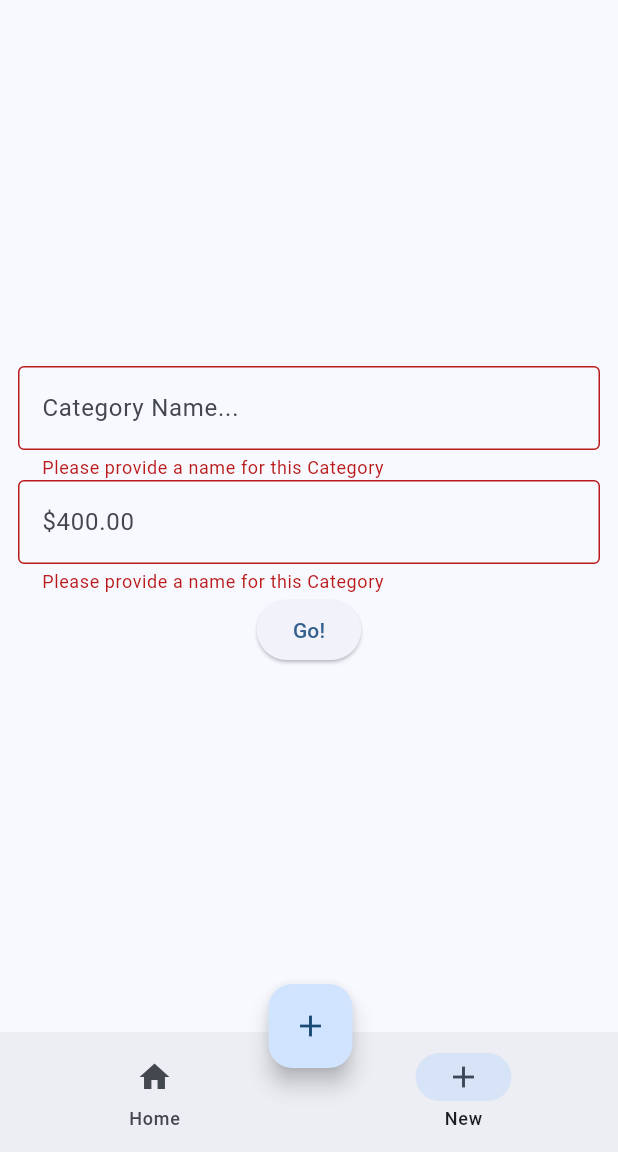
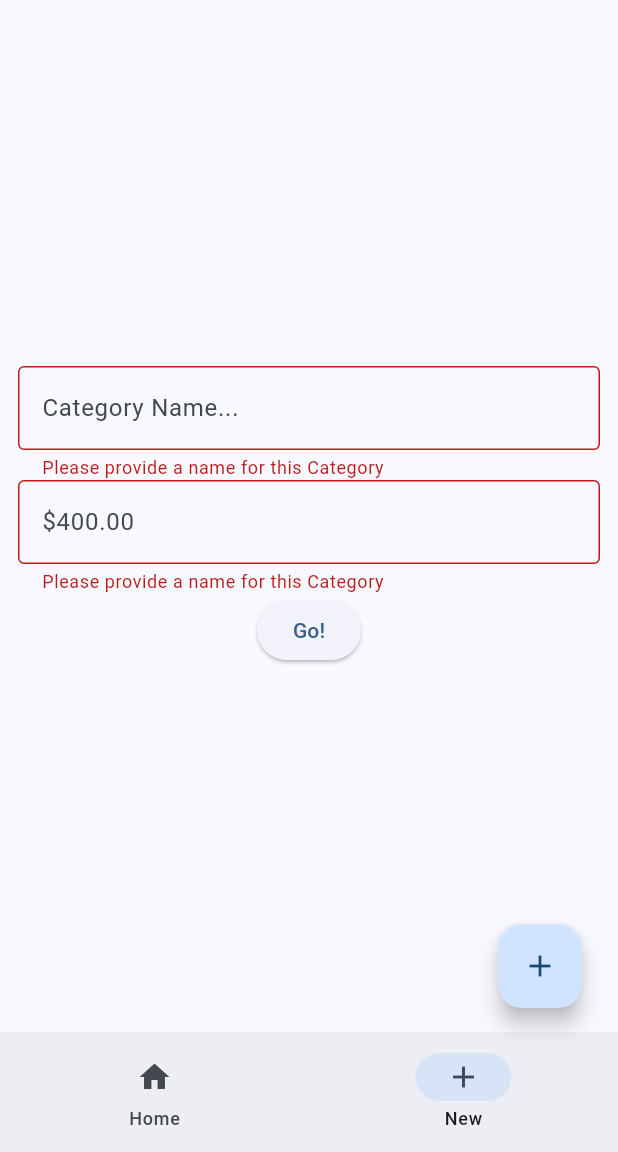
Before and after one commit to treknuts/centsei, a Flutter app: the screen it shows after launch, item 2 of the bottom bar chosen, after a tap on "Go!", on a phone screen of 412 x 824 dp, the part 84-1236 px from its top. Run offline on Flutter 3.47's test engine with Material 3 defaults, Android fonts, the phone set to English and light mode, and no system bars; our stand-ins replace sqflite; accounts and stored records are empty.

```diff
--- a/lib/database/Database.dart
+++ b/lib/database/Database.dart
@@ -1,8 +1,9 @@
 import 'dart:async';
 import 'package:centsei/models/category.dart';
-import 'package:flutter/widgets.dart';
 import 'package:path/path.dart';
 import 'package:sqflite/sqflite.dart';
+import 'package:uuid/parsing.dart';
+import 'package:uuid/uuid.dart';
 import 'package:uuid/v4.dart';
 
 class CentseiDatabase {
@@ -30,12 +31,11 @@ class CentseiDatabase {
 
     return [
       for (final {
-        'id': id as UuidV4,
+        'id': id as String,
         'title': title as String,
         'target': target as double,
-        'actual': actual as double,
       } in categoryMaps)
-        Category(title, target),
+        Category(UuidV4(), title, target),
     ];
   }
 
--- a/lib/main.dart
+++ b/lib/main.dart
@@ -2,7 +2,6 @@ import 'package:centsei/database/Database.dart';
 import 'package:centsei/models/category.dart';
 import 'package:flutter/material.dart';
 import 'package:intl/intl.dart';
-import 'package:path/path.dart';
 import 'package:provider/provider.dart';
 import 'package:centsei/widgets/pages/create_category_page.dart';
 import 'package:centsei/app_state.dart';
@@ -42,27 +41,25 @@ class MyHomePage extends StatefulWidget {
 
 class _MyHomePageState extends State<MyHomePage> {
   var selectedIndex = 0;
+  final CentseiDatabase database = CentseiDatabase();
 
   @override
   Widget build(BuildContext context) {
     Widget page;
 
-    double mWidth = MediaQuery.of(context).size.width;
-    double mHeight = MediaQuery.of(context).size.height;
-
     switch (selectedIndex) {
       case 0:
-        page = Home();
+        page = Home(database: database);
         break;
       case 1:
-        page = CreateCategory();
+        page = CreateCategory(database: database);
         break;
       default:
         throw UnimplementedError("No page implemented for $selectedIndex");
     }
     return Scaffold(
       floatingActionButton: Padding(
-        padding: EdgeInsets.only(right: (mWidth / 2) - 45, bottom: 40),
+        padding: EdgeInsets.only(right: 8, bottom: 80),
         child: FloatingActionButton(
           child: Icon(Icons.add),
           onPressed: () {
@@ -116,28 +113,38 @@ class _MyHomePageState extends State<MyHomePage> {
 }
 
 class Home extends StatefulWidget {
+  final CentseiDatabase database;
+  const Home({super.key, required this.database});
+
   @override
   State<Home> createState() => _HomeState();
 }
 
 class _HomeState extends State<Home> {
-  final CentseiDatabase database = CentseiDatabase();
   late Future<List<Category>> _categories;
   final formatCurrency = NumberFormat.simpleCurrency();
 
   @override
   void initState() {
+    _categories = widget.database.categories();
     super.initState();
-    _categories = database.categories();
   }
 
   @override
   Widget build(BuildContext context) {
     return Center(
-      child: FutureBuilder(
+      child: FutureBuilder<List<Category>>(
         future: _categories,
+        initialData: <Category>[],
         builder: (context, snapshot) {
-          if (snapshot.connectionState == ConnectionState.done) {
+          switch(snapshot.connectionState) {
+            case ConnectionState.waiting:
+              return CircularProgressIndicator();
+            case ConnectionState.done:
+            default:
+              if (snapshot.hasError){
+                return Text('Uh oh! ${snapshot.error}');
+              } else if (snapshot.hasData) {
                 return ListView.builder(
                   itemCount: snapshot.data?.length,
                   itemBuilder: (BuildContext context, int index) {
@@ -149,24 +156,11 @@ class _HomeState extends State<Home> {
                   },
                 );
               } else {
-            return CircularProgressIndicator();
+                return const Text('Create a category to get started!');
+              }
           }
         },
       ),
     );
-
-    // return Center(
-    //   child: ListView.builder(
-    //     itemCount: _categories.length,
-    //     itemBuilder: (BuildContext context, int index) {
-    //       return ListTile(
-    //         leading: Icon(Icons.monetization_on_sharp),
-    //         title: Text('${_categories[index].title}'),
-    //         trailing: Text(appState.formatCurrency
-    //             .format(_categories[index].target)),
-    //       );
-    //     },
-    //   ),
-    // );
   }
 }
--- a/lib/models/category.dart
+++ b/lib/models/category.dart
@@ -2,20 +2,19 @@ import 'package:centsei/models/transaction.dart';
 import 'package:uuid/v4.dart';
 
 class Category {
-  UuidV4? id;
+  UuidV4 id;
   String? title;
   List<Transaction>? transactions;
   late double target;
   double? actual;
 
-  Category(String this.title, this.target) {
-    id = UuidV4();
-    transactions = <Transaction>[];
+  Category(this.id, this.title, this.target) {
     actual = 0.0;
   }
 
   Map<String, Object?> toMap() {
     return {
+      'id': id.generate(),
       'title': title,
       'target': target,
       'actual': actual
--- a/lib/widgets/pages/create_category_page.dart
+++ b/lib/widgets/pages/create_category_page.dart
@@ -1,18 +1,18 @@
 import 'package:flutter/material.dart';
-import 'package:provider/provider.dart';
-import '../../app_state.dart';
+import 'package:uuid/v4.dart';
 import '../../database/Database.dart';
 import '../../models/category.dart';
 
 class CreateCategory extends StatefulWidget {
-  const CreateCategory({super.key});
+  final CentseiDatabase database;
+
+  const CreateCategory({super.key, required this.database});
 
   @override
   State<CreateCategory> createState() => _CreateCategoryState();
 }
 
 class _CreateCategoryState extends State<CreateCategory> {
-  final CentseiDatabase database = CentseiDatabase();
   final _formKey = GlobalKey<FormState>();
   final _nameController = TextEditingController();
   final _targetController = TextEditingController();
@@ -25,8 +25,6 @@ class _CreateCategoryState extends State<CreateCategory> {
 
   @override
   Widget build(BuildContext context) {
-    var appState = context.watch<MyAppState>();
-
     return Column(
       mainAxisAlignment: MainAxisAlignment.center,
       children: [
@@ -72,8 +70,10 @@ class _CreateCategoryState extends State<CreateCategory> {
                     onPressed: () {
                       if (_formKey.currentState!.validate()) {
                         var targetAmount = double.parse(_targetController.text);
-                        var newCat = Category(_nameController.text, targetAmount);
-                        database.insertCategory(newCat);
+
+                        var newCat = Category(UuidV4(), _nameController.text, targetAmount);
+                        widget.database.insertCategory(newCat);
+                        print(newCat.id.toString());
                         ScaffoldMessenger.of(context).showSnackBar(
                             SnackBar(
                                 content: Text('Creating Category: ${_nameController.text}')
```
Also changed, not shown: lib/app_state.dart (+0 -8 lines). Lines whose indentation alone changed are shown as unchanged.
